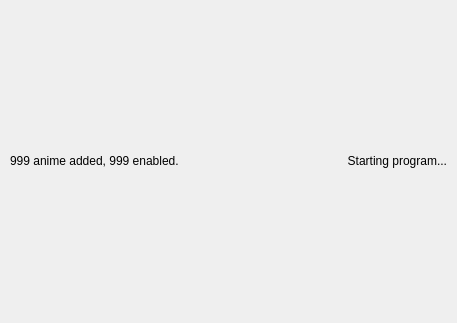
This is qt/qt_main.ui in geosohh/AnimeTorr as Qt 5 draws it before an edit; both pictures show x 0 to 457 and y 237 to 560 of the 457 by 560 pixel window. The edited form follows.
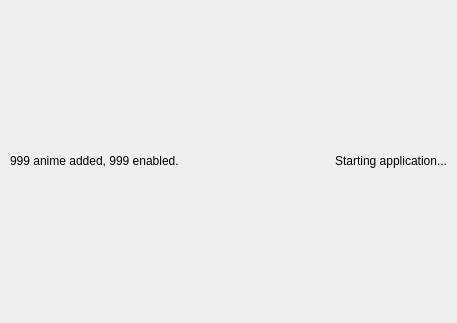
This is the edited form. Icons and pictures are not drawn.

```diff
--- a/qt/qt_main.ui
+++ b/qt/qt_main.ui
@@ -324,7 +324,7 @@
          </size>
         </property>
         <property name="text">
-         <string>Starting program...</string>
+         <string>Starting application...</string>
         </property>
         <property name="alignment">
          <set>Qt::AlignRight|Qt::AlignTrailing|Qt::AlignVCenter</set>
```
